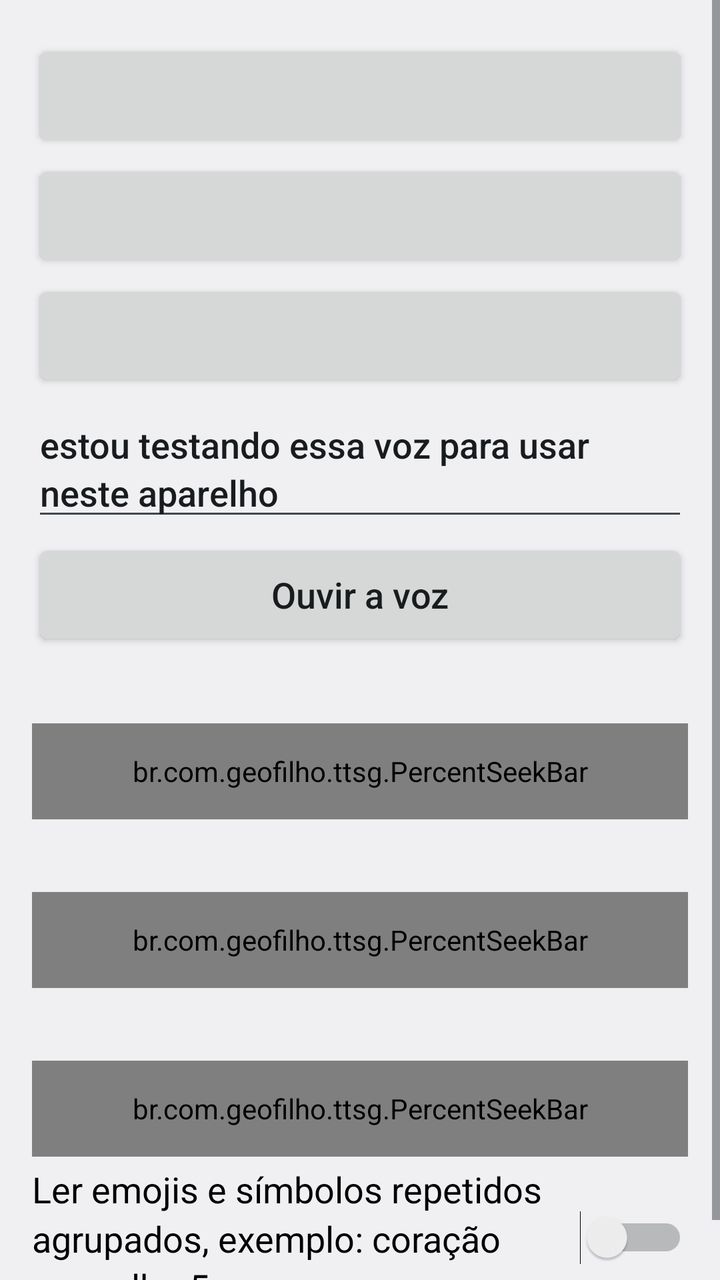
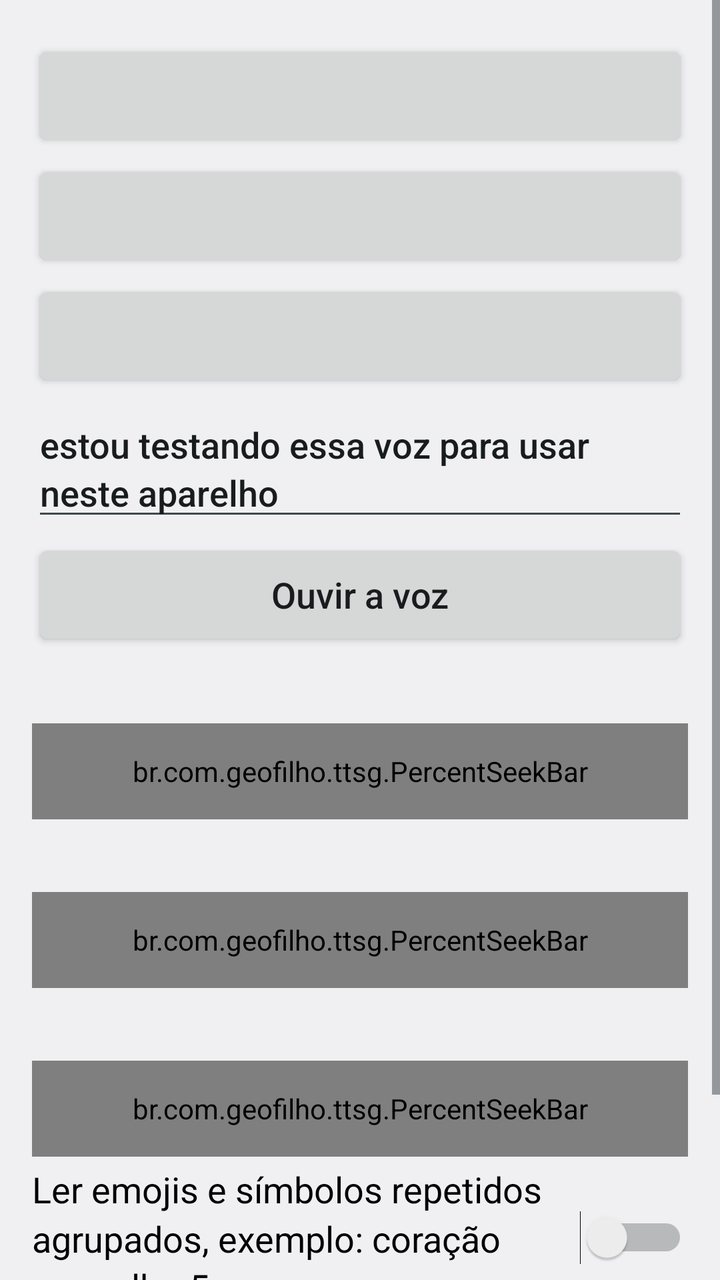

Two renders of the same Android screen: before a commit and after it. Below are the layout's source before the change and the commit's diff.
<!-- AndroidManifest.xml: application theme AppTheme -->
<!-- res/layout/activity_emoji.xml -->
<?xml version="1.0" encoding="utf-8"?>
<ScrollView xmlns:android="http://schemas.android.com/apk/res/android"
    android:layout_width="match_parent"
    android:layout_height="match_parent"
    android:fillViewport="true">

    <LinearLayout
        android:layout_width="match_parent"
        android:layout_height="wrap_content"
        android:orientation="vertical"
        android:padding="16dp">

        <include layout="@layout/voice_controls" />

        <Switch
            android:id="@+id/switch_group"
            style="@style/Row"
            android:text="@string/group_switch" />
    </LinearLayout>
</ScrollView>
<!-- res/layout/voice_controls.xml (included above) -->
<?xml version="1.0" encoding="utf-8"?>
<merge xmlns:android="http://schemas.android.com/apk/res/android">

    <Button
        android:id="@+id/btn_engine"
        style="@style/Row" />

    <Button
        android:id="@+id/btn_language"
        style="@style/Row" />

    <Button
        android:id="@+id/btn_voice"
        style="@style/Row" />

    <EditText
        android:id="@+id/edit_test"
        style="@style/Row"
        android:hint="@string/hint_test_text"
        android:importantForAutofill="no"
        android:inputType="textMultiLine|textCapSentences"
        android:text="@string/default_test_text" />

    <Button
        android:id="@+id/btn_test"
        style="@style/Row"
        android:text="@string/listen" />

    <TextView
        android:id="@+id/lbl_rate"
        style="@style/SliderLabel" />

    <br.com.geofilho.ttsg.PercentSeekBar
        android:id="@+id/seek_rate"
        style="@style/Slider" />

    <TextView
        android:id="@+id/lbl_pitch"
        style="@style/SliderLabel" />

    <br.com.geofilho.ttsg.PercentSeekBar
        android:id="@+id/seek_pitch"
        style="@style/Slider" />

    <TextView
        android:id="@+id/lbl_volume"
        style="@style/SliderLabel" />

    <br.com.geofilho.ttsg.PercentSeekBar
        android:id="@+id/seek_volume"
        style="@style/Slider" />
</merge>
<!-- resources referenced by this layout -->
<resources>
  <string name="default_test_text">estou testando essa voz para usar neste aparelho</string>
  <string name="group_switch">Ler emojis e símbolos repetidos agrupados, exemplo: coração vermelho 5</string>
  <string name="hint_test_text">Texto para testar a voz</string>
  <string name="listen">Ouvir a voz</string>
  <style name="Row">
          <item name="android:layout_width">match_parent</item>
          <item name="android:layout_height">wrap_content</item>
          <item name="android:minHeight">56dp</item>
          <item name="android:layout_marginTop">4dp</item>
          
          <item name="android:textSize">18sp</item>
          <item name="android:textAllCaps">false</item>
          <item name="android:lineSpacingMultiplier">1.15</item>
          <item name="android:textColorHint">?android:attr/textColorSecondary</item>
      </style>
  <style name="Slider">
          <item name="android:layout_width">match_parent</item>
          <item name="android:layout_height">48dp</item>
          <item name="android:max">100</item>
      </style>
  <style name="SliderLabel">
          <item name="android:layout_width">match_parent</item>
          <item name="android:layout_height">wrap_content</item>
          <item name="android:layout_marginTop">12dp</item>
          <item name="android:textSize">18sp</item>
          <item name="android:lineSpacingMultiplier">1.15</item>
          <item name="android:importantForAccessibility">no</item>
      </style>
  <style name="AppTheme" parent="android:Theme.Material.Light.DarkActionBar" />
</resources>

<!-- the commit's change to res/layout/activity_emoji.xml (unified diff, before → after) -->
@@ -16,6 +16,11 @@
             android:id="@+id/switch_group"
             style="@style/Row"
             android:text="@string/group_switch" />
+
+        <Switch
+            android:id="@+id/switch_emoji_word"
+            style="@style/Row"
+            android:text="@string/emoji_word_switch" />
     </LinearLayout>
 </ScrollView>
 <!-- res/layout/voice_controls.xml (included above) -->
<!-- resource entries referenced after the edit -->
@@ -1,6 +1,7 @@
 <!-- resources referenced by this layout -->
 <resources>
   <string name="default_test_text">estou testando essa voz para usar neste aparelho</string>
+  <string name="emoji_word_switch">Ignorar a palavra Emoji antes dos emojis (por exemplo, Emoji 😔 fala só o emoji)</string>
   <string name="group_switch">Ler emojis e símbolos repetidos agrupados, exemplo: coração vermelho 5</string>
   <string name="hint_test_text">Texto para testar a voz</string>
   <string name="listen">Ouvir a voz</string>
